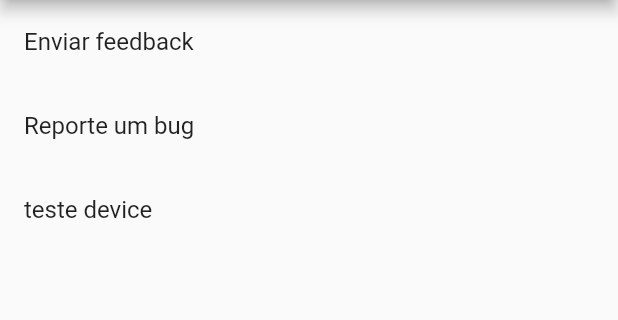
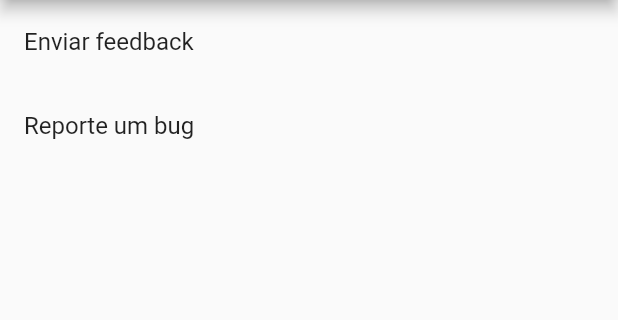
Before and after one commit to N0TN4/MyMoto, a Flutter app: the Ajuda screen opened directly, on a phone screen of 412 x 824 dp, the part 84-404 px from its top. Run offline on Flutter 3.47's test engine with Material 2 defaults, Android fonts, the phone set to English and light mode, and no system bars; our stand-ins replace carousel_slider, cloud_firestore, device_info, firebase_auth, font_awesome_flutter, geolocator and 5 more; missing offline and left inert: flutter_auth_buttons; accounts and stored records are empty.

Commit message:
remoção ListTile - teste device

```diff
--- a/lib/Paginas/EnviarFeedback/ajuda.dart
+++ b/lib/Paginas/EnviarFeedback/ajuda.dart
@@ -36,13 +36,6 @@ class Ajuda extends StatelessWidget {
                     MaterialPageRoute(builder: (context) => RelatarBug()));
               },
             ),
-            ListTile(
-              title: Text("teste device"),
-              onTap: () {
-                Navigator.push(context,
-                    MaterialPageRoute(builder: (context) => MyApp()));
-              },
-            ),
           ],
         ),
       ),
```
